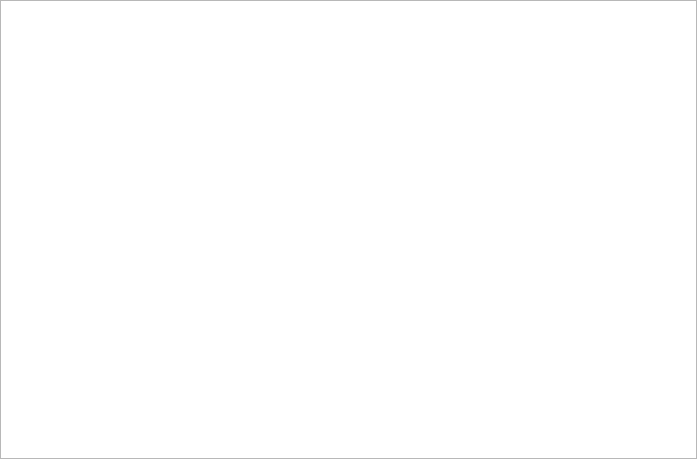
Old version of the form src/view/ui/Graph.ui in the repository Hboni/francis.
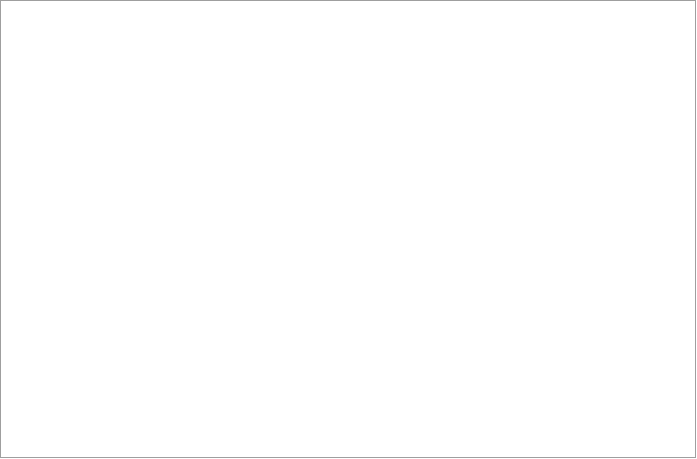
New version of the form.

```diff
--- a/src/view/ui/Graph.ui
+++ b/src/view/ui/Graph.ui
@@ -30,7 +30,41 @@
     <number>0</number>
    </property>
    <item>
-    <widget class="QGraphicsView" name="view"/>
+    <widget class="QGraphicsView" name="view">
+     <property name="frameShape">
+      <enum>QFrame::Box</enum>
+     </property>
+     <property name="frameShadow">
+      <enum>QFrame::Sunken</enum>
+     </property>
+     <property name="backgroundBrush">
+      <brush brushstyle="CrossPattern">
+       <color alpha="255">
+        <red>240</red>
+        <green>240</green>
+        <blue>240</blue>
+       </color>
+      </brush>
+     </property>
+     <property name="foregroundBrush">
+      <brush brushstyle="NoBrush">
+       <color alpha="255">
+        <red>0</red>
+        <green>0</green>
+        <blue>0</blue>
+       </color>
+      </brush>
+     </property>
+     <property name="interactive">
+      <bool>true</bool>
+     </property>
+     <property name="cacheMode">
+      <set>QGraphicsView::CacheNone</set>
+     </property>
+     <property name="resizeAnchor">
+      <enum>QGraphicsView::NoAnchor</enum>
+     </property>
+    </widget>
    </item>
   </layout>
  </widget>
```
